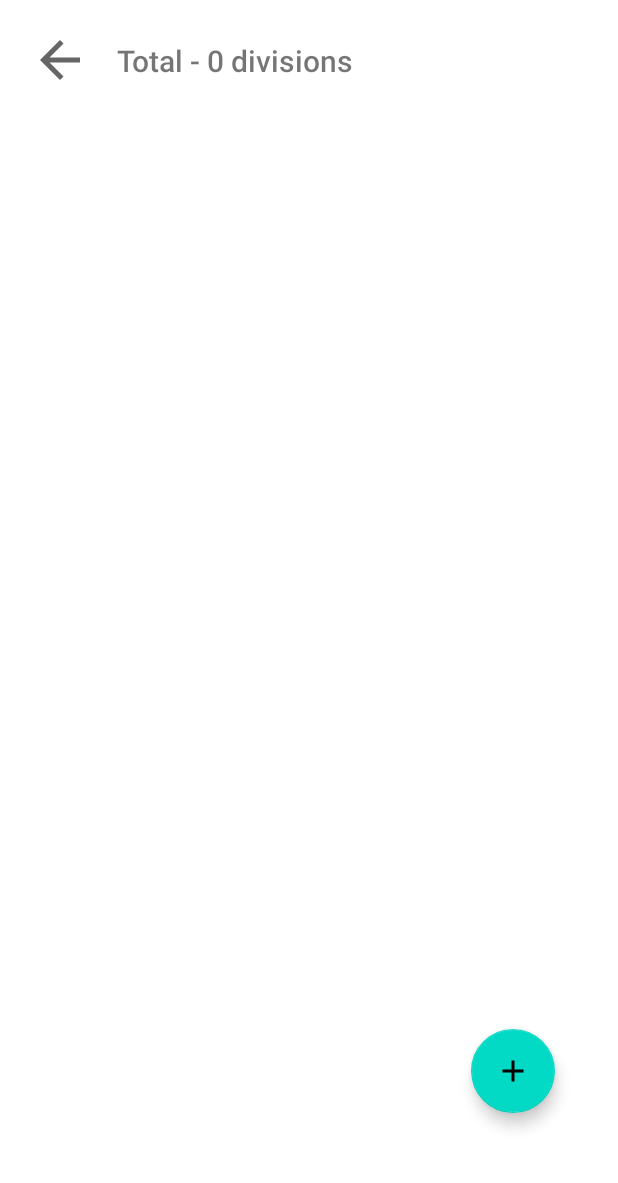
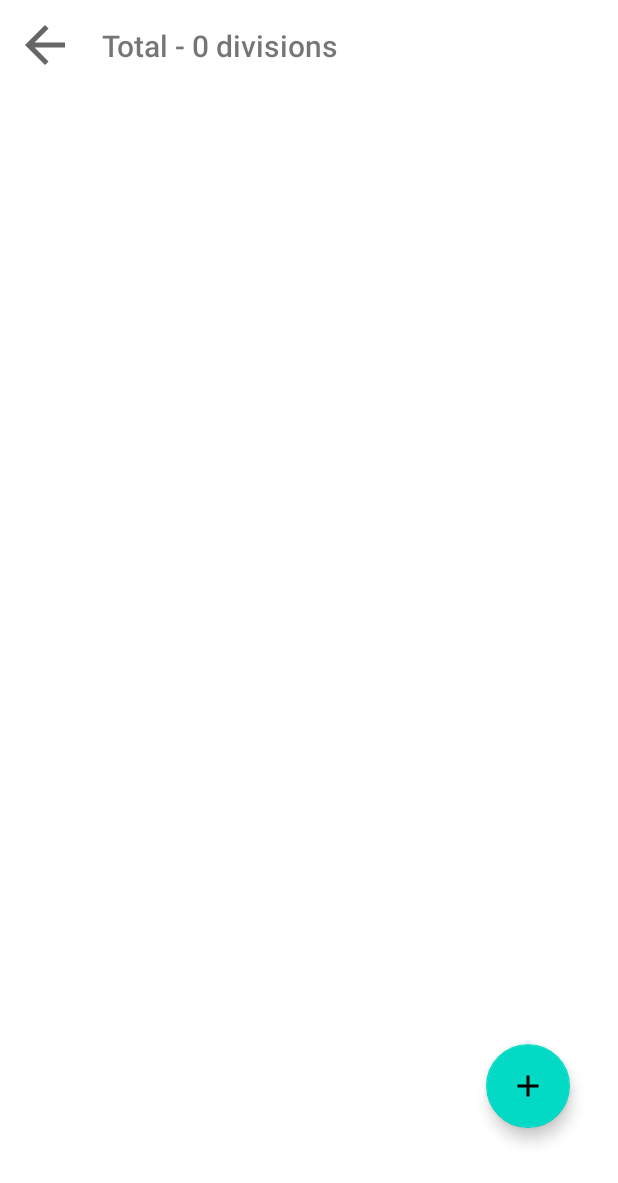
Before and after one commit to Gebort/SberScanner, an Android app: the DivisionListFragment screen opened through its navigation route, on a phone screen of 412 x 824 dp. Shown: the top 1183 px of the screen. Run offline under Robolectric (Android 15) with nearby library versions, the phone set to English and light mode, and no system bars; our stand-ins replace Firebase (no records; nobody signed in at launch, a user with empty details on screens opened directly); libraries missing offline, so code that uses them is left out: androidx.camera.core, androidx.camera.lifecycle, androidx.camera.view, com.afollestad.materialdialogs; 2 statements that could not run were skipped.

Commit message:
Alpha version

```diff
--- a/app/src/main/res/layout/activity_main.xml
+++ b/app/src/main/res/layout/activity_main.xml
@@ -4,7 +4,7 @@
     xmlns:tools="http://schemas.android.com/tools"
     android:layout_width="match_parent"
     android:layout_height="match_parent"
-    android:layout_marginBottom="40dp"
+    android:paddingBottom="40dp"
     tools:context=".presentation.MainActivity">
 
     <androidx.fragment.app.FragmentContainerView
--- a/app/src/main/res/layout/division_check_item.xml
+++ b/app/src/main/res/layout/division_check_item.xml
@@ -3,7 +3,8 @@
     android:layout_width="match_parent"
     android:layout_height="wrap_content"
     android:orientation="horizontal"
-    android:padding="10dp">
+    android:paddingTop="10dp"
+    android:paddingBottom="10dp">
 
     <TextView
         android:id="@+id/text_division_name"
--- a/app/src/main/res/layout/fragment_division_list.xml
+++ b/app/src/main/res/layout/fragment_division_list.xml
@@ -3,8 +3,7 @@
     xmlns:app="http://schemas.android.com/apk/res-auto"
     xmlns:tools="http://schemas.android.com/tools"
     android:layout_width="match_parent"
-    android:layout_height="match_parent"
-    android:layout_margin="10dp">
+    android:layout_height="match_parent">
 
     <androidx.constraintlayout.widget.ConstraintLayout
         android:id="@+id/constraintLayout"
@@ -37,7 +36,11 @@
             android:id="@+id/recycler_view"
             android:layout_width="0dp"
             android:layout_height="0dp"
+            android:layout_marginStart="10dp"
             android:layout_marginTop="16dp"
+            android:layout_marginEnd="10dp"
+            android:layout_marginBottom="10dp"
+            android:padding="10dp"
             app:layout_constraintBottom_toBottomOf="parent"
             app:layout_constraintEnd_toEndOf="parent"
             app:layout_constraintStart_toStartOf="parent"
@@ -50,15 +53,19 @@
             android:layout_marginEnd="32dp"
             android:layout_marginBottom="32dp"
             android:clickable="true"
+            android:contentDescription="@string/add"
+            android:focusable="true"
             app:layout_constraintBottom_toBottomOf="parent"
             app:layout_constraintEnd_toEndOf="parent"
-            app:srcCompat="@drawable/ic_add" />
+            app:srcCompat="@drawable/ic_add"
+            tools:ignore="ImageContrastCheck" />
 
         <ImageButton
             android:id="@+id/button_back"
             android:layout_width="60dp"
             android:layout_height="60dp"
             android:backgroundTint="#00FFFFFF"
+            android:contentDescription="@string/back"
             android:scaleType="centerCrop"
             app:layout_constraintStart_toStartOf="parent"
             app:layout_constraintTop_toTopOf="parent"
--- a/app/src/main/res/values/strings.xml
+++ b/app/src/main/res/values/strings.xml
@@ -3,6 +3,7 @@
     <string name="divisions">Divisions</string>
     <string name="edit">Edit</string>
     <string name="add">Add</string>
+    <string name="back">Back</string>
     <string name="cancel">Cancel</string>
     <string name="delete">Delete</string>
     <string name="undo">Undo</string>
```
Also changed, not shown: app/src/main/res/layout/division_item.xml (+6 -2 lines), app/src/main/res/layout/fragment_scanner.xml (+6 -4 lines), 1 other file.
